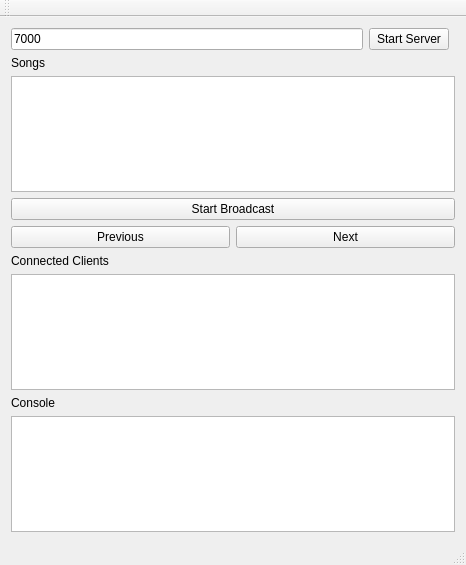
First picture: the form in ComAudioServer/mainwindow.ui, repository CarsonRoscoe/WirelessAudio, before the edit.
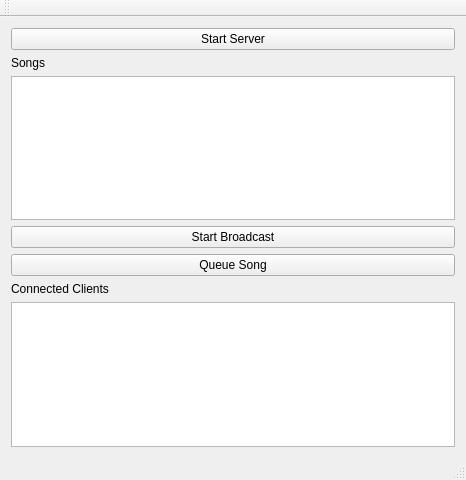
Second picture: the form after the edit.

Commit message: removed unused UI elements

```diff
--- a/ComAudioServer/mainwindow.ui
+++ b/ComAudioServer/mainwindow.ui
@@ -7,7 +7,7 @@
     <x>0</x>
     <y>0</y>
     <width>466</width>
-    <height>565</height>
+    <height>480</height>
    </rect>
   </property>
   <property name="windowTitle">
@@ -15,16 +15,31 @@
   </property>
   <widget class="QWidget" name="centralWidget">
    <layout class="QGridLayout" name="gridLayout">
-    <item row="0" column="0">
-     <widget class="QLineEdit" name="listenPort">
+    <item row="1" column="0">
+     <widget class="QLabel" name="label_2">
       <property name="text">
-       <string>7000</string>
-      </property>
-      <property name="placeholderText">
-       <string>Server Port</string>
+       <string>Songs</string>
       </property>
      </widget>
     </item>
+    <item row="4" column="0" colspan="3">
+     <layout class="QHBoxLayout" name="horizontalLayout">
+      <item>
+       <widget class="QPushButton" name="queueSongBtn">
+        <property name="text">
+         <string>Queue Song</string>
+        </property>
+       </widget>
+      </item>
+     </layout>
+    </item>
+    <item row="2" column="0" colspan="3">
+     <layout class="QVBoxLayout" name="verticalLayout_4">
+      <item>
+       <widget class="QListWidget" name="songList"/>
+      </item>
+     </layout>
+    </item>
     <item row="3" column="0" colspan="3">
      <widget class="QPushButton" name="startBroadcastBtn">
       <property name="text">
@@ -39,13 +54,6 @@
       </item>
      </layout>
     </item>
-    <item row="0" column="1">
-     <widget class="QPushButton" name="startServerBtn">
-      <property name="text">
-       <string>Start Server</string>
-      </property>
-     </widget>
-    </item>
     <item row="5" column="0">
      <widget class="QLabel" name="label">
       <property name="text">
@@ -53,49 +61,10 @@
       </property>
      </widget>
     </item>
-    <item row="4" column="0" colspan="3">
-     <layout class="QHBoxLayout" name="horizontalLayout">
-      <item>
-       <widget class="QPushButton" name="prevSongBtn">
-        <property name="text">
-         <string>Previous</string>
-        </property>
-       </widget>
-      </item>
-      <item>
-       <widget class="QPushButton" name="nextSongBtn">
-        <property name="text">
-         <string>Next</string>
-        </property>
-       </widget>
-      </item>
-     </layout>
-    </item>
-    <item row="1" column="0">
-     <widget class="QLabel" name="label_2">
+    <item row="0" column="0" colspan="3">
+     <widget class="QPushButton" name="startServerBtn">
       <property name="text">
-       <string>Songs</string>
-      </property>
-     </widget>
-    </item>
-    <item row="8" column="0" colspan="3">
-     <layout class="QVBoxLayout" name="verticalLayout">
-      <item>
-       <widget class="QListWidget" name="consoleList"/>
-      </item>
-     </layout>
-    </item>
-    <item row="2" column="0" colspan="3">
-     <layout class="QVBoxLayout" name="verticalLayout_4">
-      <item>
-       <widget class="QListWidget" name="songList"/>
-      </item>
-     </layout>
-    </item>
-    <item row="7" column="0">
-     <widget class="QLabel" name="label_3">
-      <property name="text">
-       <string>Console</string>
+       <string>Start Server</string>
       </property>
      </widget>
     </item>
```
Left out of the diff: 7 changed lines with no effect on the pictures. The commit also changes 5 other files.
